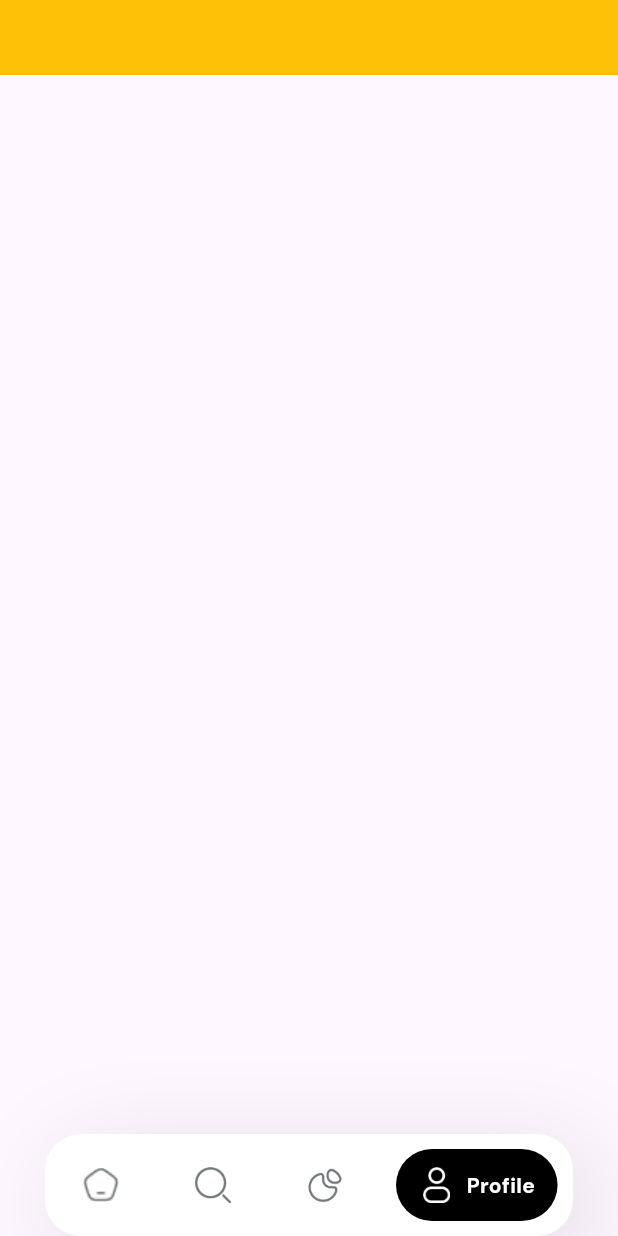
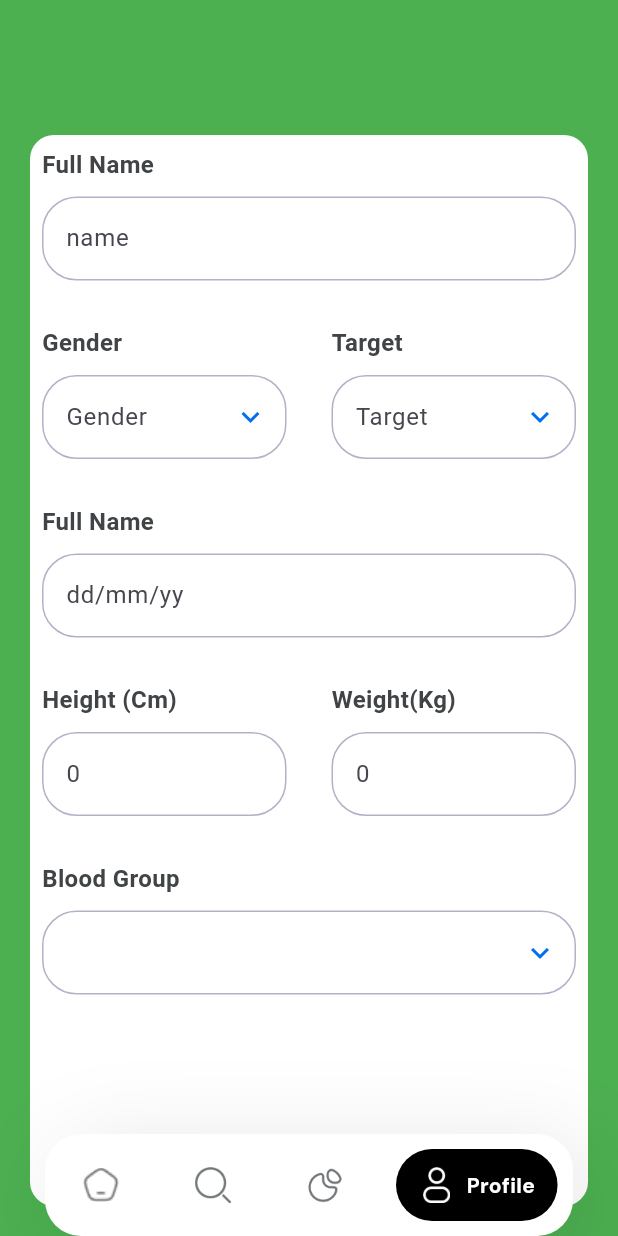
Before and after one commit to Mohit-09-G/Fitness-Chatbot, a Flutter app: the screen it shows after launch, item 4 of the bottom bar chosen, on a phone screen of 412 x 824 dp. Run offline on Flutter 3.47's test engine with Material 3 defaults, Android fonts, the light colour scheme and no system bars; our stand-ins replace get, get_it, google_fonts.

Commit message:
changes in chatbot

```diff
--- a/lib/data/service/chat_bot_service.dart
+++ b/lib/data/service/chat_bot_service.dart
@@ -1,10 +1,23 @@
 import 'dart:convert';
+import 'package:fitnessbot/presentaion/contoller/chatbot/chatbot_contoller.dart';
 import 'package:http/http.dart' as http;
 import 'package:fitnessbot/config/app_api.dart';
 
 class ChatbotService {
-  Future<String> getBotResponse(String message) async {
+  Future<String> getBotResponse(List<ChatMessage> chatHistory) async {
     try {
+      final List<Map<String, String>> messages = [
+        {
+          'role': 'system',
+          'content':
+              'You are FitBot, a friendly and knowledgeable fitness assistant. You help users with workout tips, health advice, and motivation. Keep responses short, helpful, and engaging. If a user asks something off-topic, briefly answer then steer back to fitness.'
+        },
+        ...chatHistory.map((msg) => {
+              'role': msg.isUser ? 'user' : 'assistant',
+              'content': msg.text,
+            }),
+      ];
+
       final response = await http.post(
         Uri.parse(url),
         headers: {
@@ -13,9 +26,7 @@ class ChatbotService {
         },
         body: jsonEncode({
           'model': 'gpt-3.5-turbo',
-          'messages': [
-            {'role': 'user', 'content': message}
-          ],
+          'messages': messages,
         }),
       );
 
--- a/lib/presentaion/contoller/chatbot/chatbot_contoller.dart
+++ b/lib/presentaion/contoller/chatbot/chatbot_contoller.dart
@@ -25,6 +25,7 @@ class ChatbotController extends GetxController {
   }
 
   Future<void> sendMessage(String message) async {
+    // Prevent duplicate user messages
     bool messageExists =
         messages.any((msg) => msg.isUser && msg.text == message);
 
@@ -38,7 +39,7 @@ class ChatbotController extends GetxController {
     responseText.value = '';
 
     try {
-      final reply = await _chatbotService.getBotResponse(message);
+      final reply = await _chatbotService.getBotResponse(messages.toList());
       responseText.value = reply;
       messages.add(ChatMessage(text: reply, isUser: false));
     } catch (e) {
--- a/lib/presentaion/mainscreen/screen/mainscreen.dart
+++ b/lib/presentaion/mainscreen/screen/mainscreen.dart
@@ -1,7 +1,8 @@
 import 'package:fitnessbot/presentaion/mainscreen/contoller/main_screen_contoller.dart';
 import 'package:fitnessbot/presentaion/mainscreen/screen/bottombar/custom_bottom_bar.dart';
-import 'package:fitnessbot/presentaion/screens/chatbot/chat_bot_screen.dart';
+
 import 'package:fitnessbot/presentaion/screens/home/home_screen.dart';
+import 'package:fitnessbot/presentaion/screens/profile/profile_screen.dart';
 import 'package:fitnessbot/presentaion/screens/statistics/statistics.dart';
 import 'package:flutter/material.dart';
 import 'package:get/get.dart';
@@ -21,10 +22,7 @@ class _MainscreenState extends State<Mainscreen> {
       color: Colors.amber,
     ),
     Statistics(),
-    Container(
-      height: 50,
-      color: Colors.amber,
-    ),
+    ProfileScreen()
   ];
 
   @override
--- a/lib/presentaion/screens/chatbot/chat_bot_screen.dart
+++ b/lib/presentaion/screens/chatbot/chat_bot_screen.dart
@@ -34,7 +34,9 @@ class ChatBotScreen extends StatelessWidget {
           child: Chatappbar(),
         ),
         backgroundColor: Colors.white,
-        body: Column(
+        body: Padding(
+          padding: const EdgeInsets.all(18.0),
+          child: Column(
             children: [
               Expanded(
                 child: Obx(() {
@@ -81,7 +83,8 @@ class ChatBotScreen extends StatelessWidget {
                                       ? const Color(0xffF2F8FF)
                                       : const Color(0xffF2F4F5),
                                   borderRadius: BorderRadius.only(
-                                  topLeft: Radius.circular(msg.isUser ? 20 : 0),
+                                    topLeft:
+                                        Radius.circular(msg.isUser ? 20 : 0),
                                     topRight:
                                         Radius.circular(msg.isUser ? 20 : 20),
                                     bottomLeft: Radius.circular(20),
@@ -119,6 +122,7 @@ class ChatBotScreen extends StatelessWidget {
             ],
           ),
         ),
+      ),
     );
   }
 }
--- /dev/null
+++ b/lib/presentaion/screens/profile/profile_screen.dart
@@ -0,0 +1,24 @@
+import 'package:fitnessbot/presentaion/screens/profile/widget/profiledata_continer.dart';
+import 'package:flutter/material.dart';
+
+class ProfileScreen extends StatelessWidget {
+  const ProfileScreen({super.key});
+
+  @override
+  Widget build(BuildContext context) {
+    return Scaffold(
+      backgroundColor: Colors.green,
+      appBar: PreferredSize(
+          preferredSize: Size.fromHeight(70),
+          child: SizedBox(
+            height: 70,
+          )),
+      body: Padding(
+        padding: const EdgeInsets.all(20.0),
+        child: Column(
+          children: [Expanded(child: ProfiledataContiner())],
+        ),
+      ),
+    );
+  }
+}
--- /dev/null
+++ b/lib/presentaion/screens/profile/widget/cutomtextfilled.dart
@@ -0,0 +1,42 @@
+import 'package:flutter/material.dart';
+
+class CustomTextField extends StatelessWidget {
+  final TextEditingController? controller;
+  final bool enabled;
+  final Widget? prefix;
+  final Widget? suffix;
+  final String? hint;
+
+  const CustomTextField({
+    super.key,
+    this.controller,
+    this.enabled = true,
+    this.prefix,
+    this.suffix,
+    required this.hint,
+  });
+
+  @override
+  Widget build(BuildContext context) {
+    return TextFormField(
+      controller: controller,
+      enabled: enabled,
+      decoration: InputDecoration(
+        hintText: hint,
+        prefixIcon: prefix,
+        suffixIcon: suffix,
+        border: _buildBorder(),
+        enabledBorder: _buildBorder(),
+        focusedBorder: _buildBorder(),
+        disabledBorder: _buildBorder(),
+      ),
+    );
+  }
+
+  OutlineInputBorder _buildBorder() {
+    return OutlineInputBorder(
+      borderSide: const BorderSide(color: Color(0xffB0B3C7), width: 1),
+      borderRadius: BorderRadius.circular(23),
+    );
+  }
+}
--- /dev/null
+++ b/lib/presentaion/screens/profile/widget/profiledata_continer.dart
@@ -0,0 +1,155 @@
+import 'package:fitnessbot/config/app_colors.dart';
+import 'package:fitnessbot/presentaion/screens/profile/widget/cutomtextfilled.dart';
+import 'package:flutter/material.dart';
+
+class ProfiledataContiner extends StatelessWidget {
+  const ProfiledataContiner({super.key});
+
+  @override
+  Widget build(BuildContext context) {
+    return Container(
+      decoration: BoxDecoration(
+          color: Colors.white,
+          borderRadius: BorderRadius.circular(16),
+          shape: BoxShape.rectangle),
+      child: Padding(
+        padding: const EdgeInsets.all(8.0),
+        child: Column(
+          spacing: 30,
+          children: [
+            Column(
+              spacing: 10,
+              crossAxisAlignment: CrossAxisAlignment.start,
+              children: [
+                Text(
+                  "Full Name",
+                  style: TextStyle(
+                      color: AppColors.textGrey,
+                      fontSize: 16,
+                      fontWeight: FontWeight.bold),
+                ),
+                CustomTextField(hint: "name"),
+              ],
+            ),
+            Row(
+              spacing: 30,
+              children: [
+                Expanded(
+                  child: Column(
+                    spacing: 10,
+                    crossAxisAlignment: CrossAxisAlignment.start,
+                    children: [
+                      Text(
+                        "Gender",
+                        style: TextStyle(
+                            color: AppColors.textGrey,
+                            fontSize: 16,
+                            fontWeight: FontWeight.bold),
+                      ),
+                      CustomTextField(
+                        hint: "Gender",
+                        suffix: Icon(
+                          Icons.keyboard_arrow_down_sharp,
+                          color: AppColors.blueColor,
+                        ),
+                      ),
+                    ],
+                  ),
+                ),
+                Expanded(
+                  child: Column(
+                    spacing: 10,
+                    crossAxisAlignment: CrossAxisAlignment.start,
+                    children: [
+                      Text(
+                        "Target",
+                        style: TextStyle(
+                            color: AppColors.textGrey,
+                            fontSize: 16,
+                            fontWeight: FontWeight.bold),
+                      ),
+                      CustomTextField(
+                          hint: "Target",
+                          suffix: Icon(
+                            Icons.keyboard_arrow_down_sharp,
+                            color: AppColors.blueColor,
+                          )),
+                    ],
+                  ),
+                ),
+              ],
+            ),
+            Column(
+              spacing: 10,
+              crossAxisAlignment: CrossAxisAlignment.start,
+              children: [
+                Text("Full Name",
+                    style: TextStyle(
+                        color: AppColors.textGrey,
+                        fontSize: 16,
+                        fontWeight: FontWeight.bold)),
+                CustomTextField(hint: "dd/mm/yy"),
+              ],
+            ),
+            Row(
+              spacing: 30,
+              children: [
+                Expanded(
+                  child: Column(
+                    spacing: 10,
+                    crossAxisAlignment: CrossAxisAlignment.start,
+                    children: [
+                      Text(
+                        "Height (Cm)",
+                        style: TextStyle(
+                            color: AppColors.textGrey,
+                            fontSize: 16,
+                            fontWeight: FontWeight.bold),
+                      ),
+                      CustomTextField(hint: "0"),
+                    ],
+                  ),
+                ),
+                Expanded(
+                  child: Column(
+                    spacing: 10,
+                    crossAxisAlignment: CrossAxisAlignment.start,
+                    children: [
+                      Text(
+                        "Weight(Kg)",
+                        style: TextStyle(
+                            color: AppColors.textGrey,
+                            fontSize: 16,
+                            fontWeight: FontWeight.bold),
+                      ),
+                      CustomTextField(hint: "0"),
+                    ],
+                  ),
+                ),
+              ],
+            ),
+            Column(
+              spacing: 10,
+              crossAxisAlignment: CrossAxisAlignment.start,
+              children: [
+                Text(
+                  "Blood Group",
+                  style: TextStyle(
+                      color: AppColors.textGrey,
+                      fontSize: 16,
+                      fontWeight: FontWeight.bold),
+                ),
+                CustomTextField(
+                    hint: "",
+                    suffix: Icon(
+                      Icons.keyboard_arrow_down_sharp,
+                      color: AppColors.blueColor,
+                    )),
+              ],
+            ),
+          ],
+        ),
+      ),
+    );
+  }
+}
```
Lines whose indentation alone changed are shown as unchanged.
